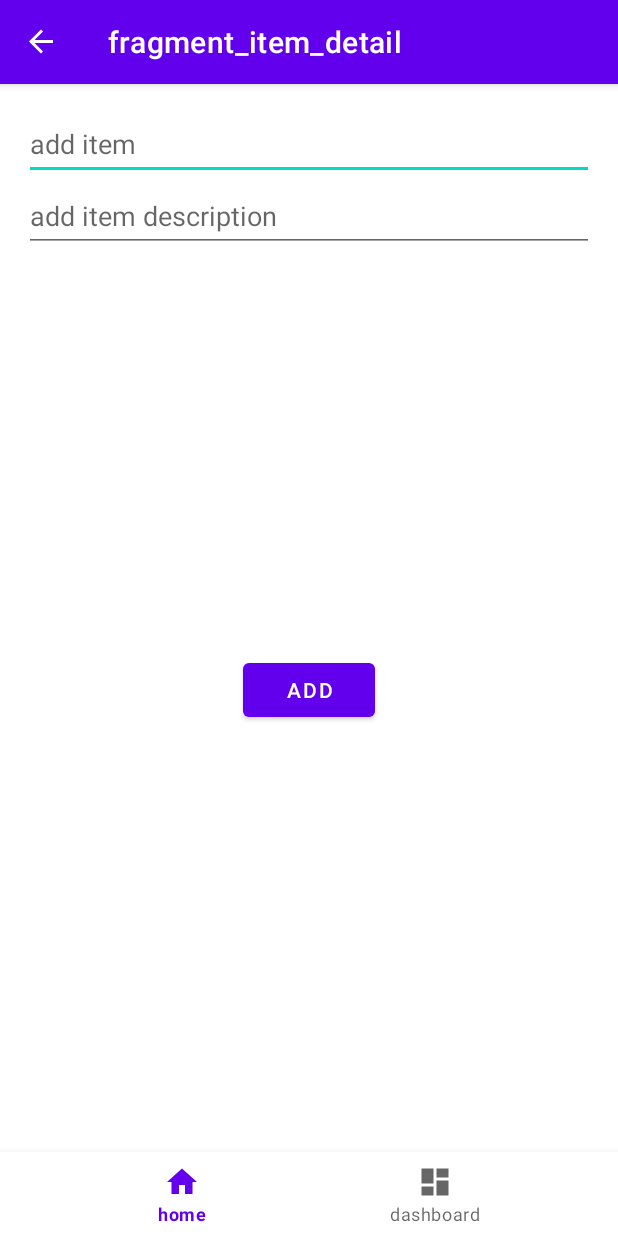
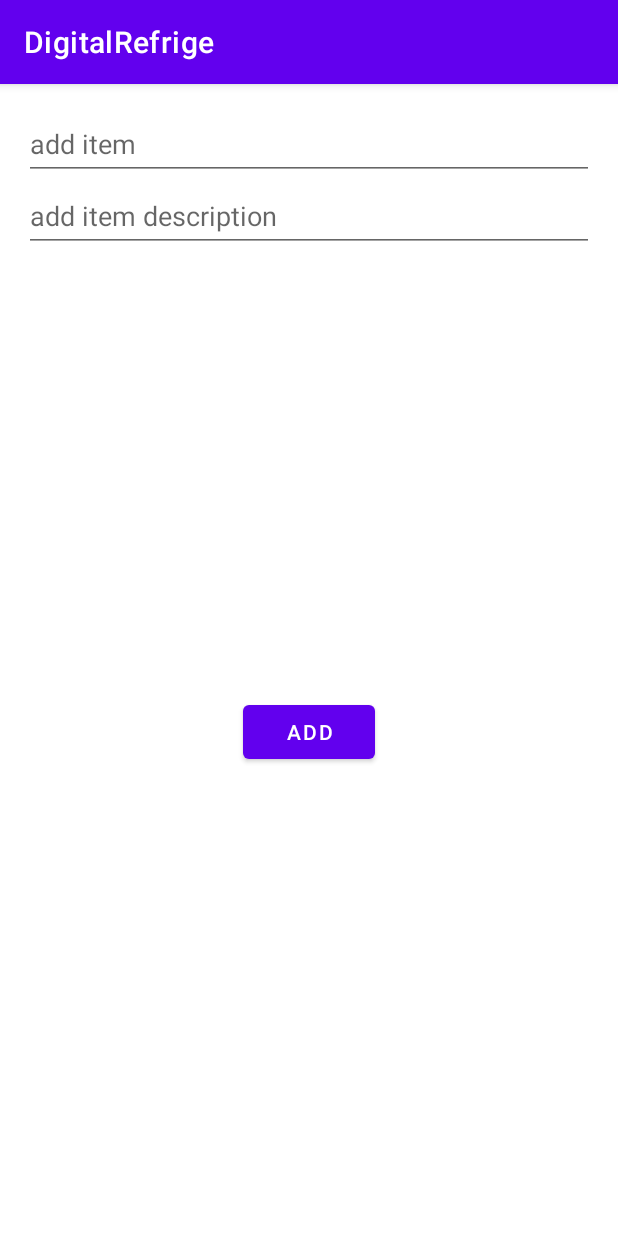
Before and after one commit to pikachuabc/DigitalRefrige, an Android app: the screen it shows after launch (MainActivity), after a tap on an icon or button, on a phone screen of 412 x 824 dp. Run offline under Robolectric (Android 15) with nearby library versions, the phone set to English and light mode, and no system bars; our stand-ins replace Dagger/Hilt's generated code, navigation-ui; 3 statements that could not run were skipped.

Commit message:
stable but not elegant

```diff
--- a/app/src/main/java/com/example/digitalrefrige/MainActivity.java
+++ b/app/src/main/java/com/example/digitalrefrige/MainActivity.java
@@ -1,5 +1,6 @@
 package com.example.digitalrefrige;
 
+import androidx.annotation.NonNull;
 import androidx.appcompat.app.AppCompatActivity;
 import androidx.navigation.NavController;
 import androidx.navigation.Navigation;
@@ -8,10 +9,15 @@ import androidx.navigation.ui.AppBarConfiguration;
 import androidx.navigation.ui.NavigationUI;
 
 import android.os.Bundle;
+import android.view.MenuItem;
+import android.view.View;
+import android.widget.Switch;
 import android.widget.Toast;
 
 import com.example.digitalrefrige.R;
 import com.example.digitalrefrige.databinding.ActivityMainBinding;
+import com.google.android.material.bottomnavigation.BottomNavigationView;
+import com.google.android.material.navigation.NavigationBarView;
 
 import dagger.hilt.android.AndroidEntryPoint;
 
@@ -28,19 +34,29 @@ public class MainActivity extends AppCompatActivity {
         binding = ActivityMainBinding.inflate(getLayoutInflater());
         setContentView(binding.getRoot());
 
-        // Passing each menu ID as a set of Ids because each
-        // menu should be considered as top level destinations.
-        AppBarConfiguration appBarConfiguration = new AppBarConfiguration.Builder(
-                R.id.navigation_item_list, R.id.navigation_the_other).build();
-        NavHostFragment navHostFragment = (NavHostFragment) getSupportFragmentManager().findFragmentById(R.id.nav_host_fragment);
-        NavController navController =navHostFragment.getNavController();
-//        if (navController == null) {
-//            Toast.makeText(getApplicationContext(), "null", Toast.LENGTH_SHORT).show();
-//        } else {
-//            Toast.makeText(getApplicationContext(), "not null", Toast.LENGTH_SHORT).show();
-//        }
-        NavigationUI.setupActionBarWithNavController(this, navController, appBarConfiguration);
-        NavigationUI.setupWithNavController(binding.navView, navController);
+
+        binding.navView.setOnItemSelectedListener(new NavigationBarView.OnItemSelectedListener() {
+            @Override
+            public boolean onNavigationItemSelected(@NonNull MenuItem item) {
+                NavController controller = Navigation.findNavController(MainActivity.this, R.id.nav_host_fragment);
+                int desID = item.getItemId();
+                if (desID == R.id.navigation_item_list) {
+                    controller.navigate(R.id.itemListFragment);
+                } else if (desID == R.id.navigation_the_other) {
+                    controller.navigate(R.id.theOtherFragment);
+                }
+                return true;
+            }
+        });
 
     }
+
+    public void mainBottomBar(boolean visibility) {
+        if (!visibility) {
+            binding.navView.setVisibility(View.GONE);
+        } else {
+            binding.navView.setVisibility(View.VISIBLE);
+        }
+    }
+
 }
--- a/app/src/main/java/com/example/digitalrefrige/views/itemList/ItemDetailFragment.java
+++ b/app/src/main/java/com/example/digitalrefrige/views/itemList/ItemDetailFragment.java
@@ -13,6 +13,7 @@ import android.view.View;
 import android.view.ViewGroup;
 import android.widget.Toast;
 
+import com.example.digitalrefrige.MainActivity;
 import com.example.digitalrefrige.R;
 import com.example.digitalrefrige.databinding.FragmentItemDetailBinding;
 import com.example.digitalrefrige.model.dataHolder.Item;
@@ -37,7 +38,9 @@ public class ItemDetailFragment extends Fragment {
     public void onViewCreated(@NonNull View view, @Nullable Bundle savedInstanceState) {
         // inject viewModel
         itemDetailViewModel = new ViewModelProvider(requireActivity()).get(ItemDetailViewModel.class);
-
+        //
+        ((MainActivity) getActivity()).mainBottomBar(false);
+        // distinguish add item or edit item
         int opeMode = ItemDetailFragmentArgs.fromBundle(getArguments()).getOperationMode();
         if (opeMode == EDIT_OR_DELETE_ITEM) {
             int itemId = ItemDetailFragmentArgs.fromBundle(getArguments()).getItemID();
@@ -88,8 +91,6 @@ public class ItemDetailFragment extends Fragment {
                              Bundle savedInstanceState) {
         // Inflate the layout for this fragment
         binding = FragmentItemDetailBinding.inflate(inflater, container, false);
-
-
         return binding.getRoot();
     }
 
--- a/app/src/main/java/com/example/digitalrefrige/views/itemList/ItemListFragment.java
+++ b/app/src/main/java/com/example/digitalrefrige/views/itemList/ItemListFragment.java
@@ -16,6 +16,7 @@ import androidx.recyclerview.widget.ItemTouchHelper;
 import androidx.recyclerview.widget.LinearLayoutManager;
 import androidx.recyclerview.widget.RecyclerView;
 
+import com.example.digitalrefrige.MainActivity;
 import com.example.digitalrefrige.databinding.FragmentItemListBinding;
 import com.example.digitalrefrige.model.dataHolder.Item;
 import com.example.digitalrefrige.viewModel.ItemListViewModel;
@@ -43,7 +44,8 @@ public class ItemListFragment extends Fragment {
                              Bundle savedInstanceState) {
 
         binding = FragmentItemListBinding.inflate(inflater, container, false);
-
+        // set main nav bar visible
+        ((MainActivity)getActivity()).mainBottomBar(true);
         // config adapter for the recyclerView
         RecyclerView itemListRecyclerView = binding.recyclerView;
         itemListRecyclerView.setLayoutManager(new LinearLayoutManager(this.getContext()));
@@ -75,7 +77,7 @@ public class ItemListFragment extends Fragment {
             }
         }).attachToRecyclerView(itemListRecyclerView);
 
-        // set AddButton
+        // set Add Button
         binding.buttonAddItem.setOnClickListener(new View.OnClickListener() {
             @Override
             public void onClick(View view) {
```
